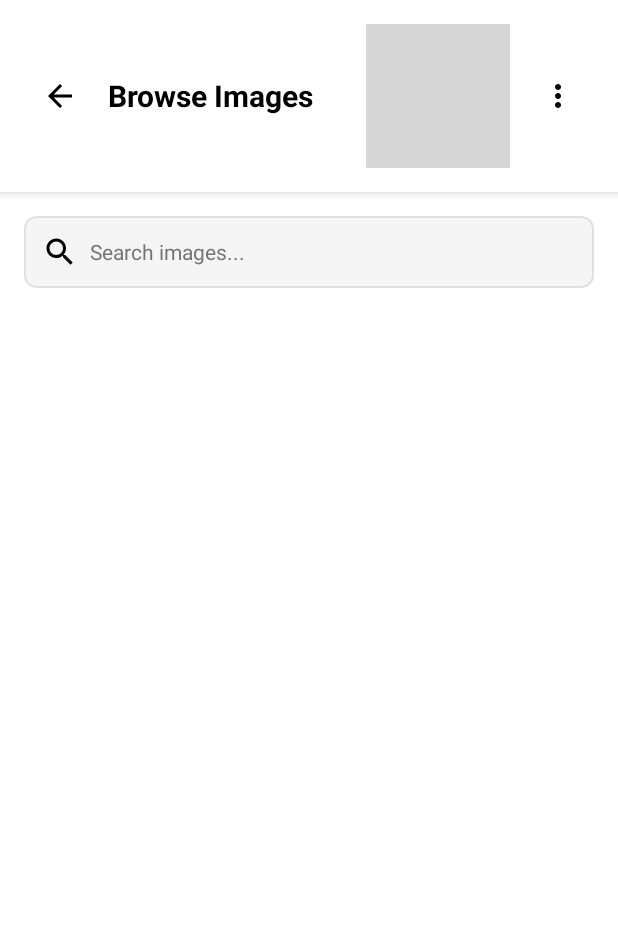
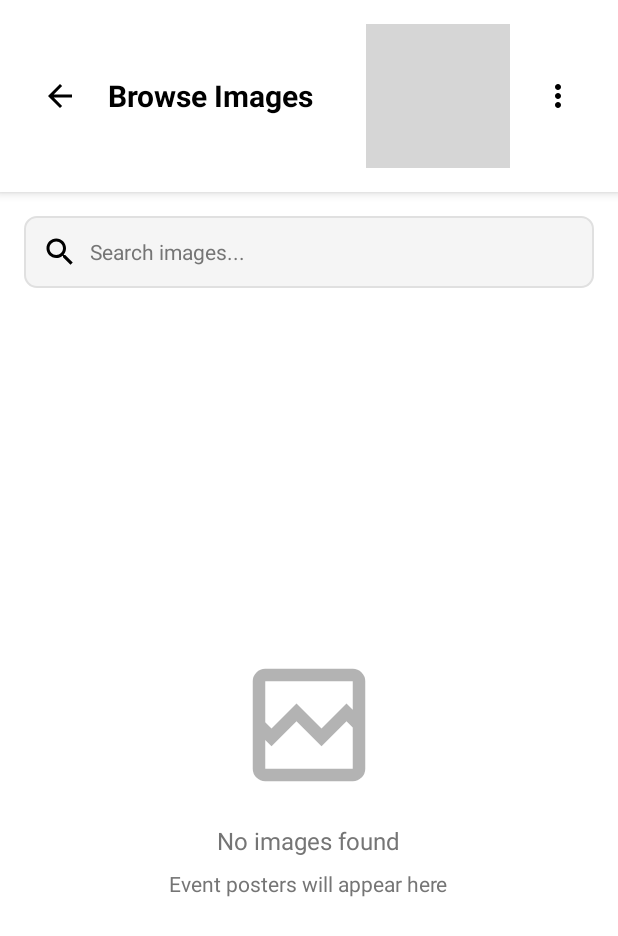
Before and after one commit to CMPUT301F25quartz/quartz-events, an Android app: the screen it shows after launch (AdminActivity), after a tap on "Images", on a phone screen of 412 x 824 dp. Shown: the top 936 px of the screen. Run offline under Robolectric (Android 15) with nearby library versions, the phone set to English and light mode, and no system bars; our stand-ins replace Firebase (no records; nobody signed in at launch, a user with empty details on screens opened directly); pictures from the network do not load; grey boxes are pictures that could not be loaded.

Commit message:
Admin Browse Images Implemented

```diff
--- /dev/null
+++ b/code/app/src/main/java/com/example/ajilore/code/adapters/AdminImagesAdapter.java
@@ -0,0 +1,153 @@
+package com.example.ajilore.code.adapters;
+
+import android.content.Context;
+import android.view.LayoutInflater;
+import android.view.View;
+import android.view.ViewGroup;
+import android.widget.ImageButton;
+import android.widget.ImageView;
+import android.widget.TextView;
+
+import androidx.annotation.NonNull;
+import androidx.recyclerview.widget.RecyclerView;
+
+import com.bumptech.glide.Glide;
+import com.bumptech.glide.load.engine.DiskCacheStrategy;
+import com.example.ajilore.code.R;
+import com.example.ajilore.code.models.ImageItem;
+
+import java.util.ArrayList;
+import java.util.List;
+
+/**
+ * Adapter for displaying images in admin browse view.
+ *
+ * <p>This RecyclerView adapter manages the display of image data in a grid layout
+ * for the administrator's image browsing interface. It shows event posters and
+ * profile pictures with associated metadata and provides callbacks for admin actions.</p>
+ *
+ * <p>Design Pattern: Implements the Adapter pattern with ViewHolder pattern for
+ * efficient grid rendering.</p>
+ *
+ * <p>User Story: US 03.06.01 - As an administrator, I want to be able to browse images.</p>
+ *
+ * @author Dinma (Team Quartz)
+ * @version 1.0
+ * @since 2025-11-01
+ */
+public class AdminImagesAdapter extends RecyclerView.Adapter<AdminImagesAdapter.ImageViewHolder> {
+
+    private final Context context;
+    private List<ImageItem> imageList;
+    private final OnImageActionListener listener;
+
+    /**
+     * Interface for admin interaction callbacks on images.
+     */
+    public interface OnImageActionListener {
+        /**
+         * Called when delete button is pressed for an image.
+         * @param imageItem Image to delete.
+         */
+        void onDeleteClick(ImageItem imageItem);
+
+        /**
+         * Called when image is clicked to view full size.
+         * @param imageItem Image to view.
+         */
+        void onImageClick(ImageItem imageItem);
+    }
+
+    /**
+     * Constructs a new AdminImagesAdapter.
+     * @param context Context used for layout inflation and Glide.
+     * @param listener Callback interface for admin image actions.
+     */
+    public AdminImagesAdapter(Context context, OnImageActionListener listener) {
+        this.context = context;
+        this.imageList = new ArrayList<>();
+        this.listener = listener;
+    }
+
+    /**
+     * Replaces the adapter's image list with new images and refreshes UI.
+     * @param images List of images to display.
+     */
+    public void setImages(List<ImageItem> images) {
+        this.imageList = new ArrayList<>(images);
+        notifyDataSetChanged();
+    }
+
+    /**
+     * Inflates the image item view and creates a ViewHolder.
+     * @param parent The parent ViewGroup.
+     * @param viewType View type (not used).
+     * @return A new ImageViewHolder.
+     */
+    @NonNull
+    @Override
+    public ImageViewHolder onCreateViewHolder(@NonNull ViewGroup parent, int viewType) {
+        View view = LayoutInflater.from(context).inflate(
+                R.layout.item_admin_image, parent, false);
+        return new ImageViewHolder(view);
+    }
+
+    /**
+     * Binds image data and click listeners to a ViewHolder.
+     * @param holder The ViewHolder.
+     * @param position Position of the image in the list.
+     */
+    @Override
+    public void onBindViewHolder(@NonNull ImageViewHolder holder, int position) {
+        ImageItem imageItem = imageList.get(position);
+
+        // Display image title
+        holder.tvImageTitle.setText(imageItem.title);
+
+        // Load image using Glide with error handling
+        Glide.with(context)
+                .load(imageItem.imageUrl)
+                .placeholder(android.R.drawable.ic_menu_gallery)
+                .error(android.R.drawable.ic_menu_report_image)
+                .diskCacheStrategy(DiskCacheStrategy.ALL)
+                .centerCrop()
+                .into(holder.ivImage);
+
+        // Click listeners
+        holder.itemView.setOnClickListener(v -> {
+            if (listener != null) listener.onImageClick(imageItem);
+        });
+
+        holder.btnDelete.setOnClickListener(v -> {
+            if (listener != null) listener.onDeleteClick(imageItem);
+        });
+    }
+
+    /**
+     * @return Number of images being displayed.
+     */
+    @Override
+    public int getItemCount() {
+        return imageList.size();
+    }
+
+    /**
+     * ViewHolder for an image item.
+     */
+    static class ImageViewHolder extends RecyclerView.ViewHolder {
+        ImageView ivImage;
+        TextView tvImageTitle;
+        ImageButton btnDelete;
+
+        /**
+         * Binds view references from inflated layout.
+         * @param itemView Root view of this image grid item.
+         */
+        public ImageViewHolder(@NonNull View itemView) {
+            super(itemView);
+            ivImage = itemView.findViewById(R.id.iv_image);
+            tvImageTitle = itemView.findViewById(R.id.tv_image_title);
+            btnDelete = itemView.findViewById(R.id.btn_delete);
+        }
+    }
+}
--- a/code/app/src/main/java/com/example/ajilore/code/controllers/AdminController.java
+++ b/code/app/src/main/java/com/example/ajilore/code/controllers/AdminController.java
@@ -204,6 +204,92 @@ public class AdminController {
         }
     }
 
+    /**
+     * Fetches all event poster images from Firestore.
+     * <p>User Story:</p>
+     * <ul><li>US 03.06.01 - Browse Images</li></ul>
+     *
+     * @param callback DataCallback returning list of ImageItems or an error.
+     */
+    public void fetchAllImages(final DataCallback<List<com.example.ajilore.code.models.ImageItem>> callback) {
+        Log.d(TAG, "Fetching all images...");
+
+        db.collection(EVENTS_COLLECTION)
+                .get()
+                .addOnCompleteListener(new OnCompleteListener<QuerySnapshot>() {
+                    @Override
+                    public void onComplete(@NonNull Task<QuerySnapshot> task) {
+                        if (task.isSuccessful() && task.getResult() != null) {
+                            List<com.example.ajilore.code.models.ImageItem> images = new ArrayList<>();
+                            for (QueryDocumentSnapshot document : task.getResult()) {
+                                try {
+                                    com.example.ajilore.code.ui.events.model.Event event =
+                                            document.toObject(com.example.ajilore.code.ui.events.model.Event.class);
+                                    event.id = document.getId();
+
+                                    // Only add if event has a posterUrl
+                                    if (event.posterUrl != null &&
+                                            !event.posterUrl.isEmpty() &&
+                                            !event.posterUrl.equals("\"\"")) {
+
+                                        long uploadTime = event.createdAt != null ?
+                                                event.createdAt.toDate().getTime() :
+                                                System.currentTimeMillis();
+
+                                        com.example.ajilore.code.models.ImageItem imageItem =
+                                                new com.example.ajilore.code.models.ImageItem(
+                                                        event.posterUrl,
+                                                        event.id,
+                                                        event.title,
+                                                        uploadTime
+                                                );
+                                        images.add(imageItem);
+                                        Log.d(TAG, "Loaded image for event: " + event.title);
+                                    }
+                                } catch (Exception e) {
+                                    Log.e(TAG, "Error parsing event for image: " + document.getId(), e);
+                                }
+                            }
+                            callback.onSuccess(images);
+                            Log.d(TAG, " Successfully fetched " + images.size() + " images");
+                        } else {
+                            Exception e = task.getException();
+                            callback.onError(e != null ? e : new Exception("Unknown error"));
+                            Log.e(TAG, " Error fetching images", task.getException());
+                        }
+                    }
+                });
+    }
+
+    /**
+     * Removes an image by deleting the associated event's posterUrl from Storage.
+     * <p>User Story:</p>
+     * <ul><li>US 03.03.01 - Remove Images</li></ul>
+     *
+     * @param imageItem  The ImageItem containing the eventId and imageUrl
+     * @param callback OperationCallback for success/error handling.
+     */
+    public void removeImage(com.example.ajilore.code.models.ImageItem imageItem, final OperationCallback callback) {
+        Log.d(TAG, "Removing image for event: " + imageItem.eventId);
+
+        // Delete the image from Storage
+        if (imageItem.imageUrl != null && !imageItem.imageUrl.isEmpty()) {
+            deleteImageFromStorage(imageItem.imageUrl);
+        }
+
+        // Update the event to remove posterUrl
+        db.collection(EVENTS_COLLECTION).document(imageItem.eventId)
+                .update("posterUrl", null)
+                .addOnSuccessListener(aVoid -> {
+                    Log.d(TAG, " Image removed from event: " + imageItem.eventId);
+                    callback.onSuccess();
+                })
+                .addOnFailureListener(e -> {
+                    Log.e(TAG, " Error removing image reference", e);
+                    callback.onError(e);
+                });
+    }
+
     // Callback interfaces
     /**
      * Generic data fetch callback with type and error reporting.
--- a/code/app/src/main/java/com/example/ajilore/code/ui/admin/AdminImagesFragment.java
+++ b/code/app/src/main/java/com/example/ajilore/code/ui/admin/AdminImagesFragment.java
@@ -1,24 +1,36 @@
 package com.example.ajilore.code.ui.admin;
 
+import android.app.AlertDialog;
 import android.os.Bundle;
 import android.view.LayoutInflater;
 import android.view.View;
 import android.view.ViewGroup;
+import android.widget.Button;
 import android.widget.ImageButton;
+import android.widget.LinearLayout;
+import android.widget.ProgressBar;
+import android.widget.TextView;
 import android.widget.Toast;
 
 import androidx.annotation.NonNull;
 import androidx.annotation.Nullable;
 import androidx.fragment.app.Fragment;
+import androidx.recyclerview.widget.GridLayoutManager;
+import androidx.recyclerview.widget.RecyclerView;
 
 import com.example.ajilore.code.R;
+import com.example.ajilore.code.adapters.AdminImagesAdapter;
+import com.example.ajilore.code.controllers.AdminController;
+import com.example.ajilore.code.models.ImageItem;
+
+import java.util.List;
 
 /**
  * Fragment for browsing and managing images in the administrative interface.
  *
  * <p>This fragment provides administrators with the ability to view all uploaded images
- * in the system, including event posters and profile pictures. Administrators can
- * moderate content by removing inappropriate images that violate application policies.</p>
+ * in the system, specifically event posters. Administrators can moderate content by
+ * removing inappropriate images that violate application policies.</p>
  *
  * <p>Design Pattern: Fragment pattern from Android framework. Part of the overall
  * admin navigation structure implementing the Model-View-Controller pattern.</p>
@@ -32,35 +44,27 @@ import com.example.ajilore.code.R;
  *
  * <p>Features:</p>
  * <ul>
- *   <li>Display all uploaded images in a grid layout</li>
- *   <li>Filter images by type (event posters, profile pictures)</li>
+ *   <li>Display all uploaded event poster images in a grid layout</li>
  *   <li>Remove inappropriate or policy-violating images</li>
- *   <li>View image metadata (uploader, date, associated event/user)</li>
- * </ul>
- *
- * <p>Outstanding Issues:</p>
- * <ul>
- *   <li>Implement image grid layout with RecyclerView</li>
- *   <li>Add Firebase Storage integration for image loading</li>
- *   <li>Implement image deletion with confirmation dialog</li>
- *   <li>Add image preview/fullscreen view functionality</li>
- *   <li>Implement filtering by image type (event/profile)</li>
- *   <li>Add search functionality for images by associated user/event</li>
+ *   <li>View image with associated event name</li>
+ *   <li>Clean, non-cluttered UI with only actual images (no defaults/nulls)</li>
  * </ul>
  *
  * @author Dinma (Team Quartz)
- * @version 1.0
+ * @version 1.1
  * @since 2025-11-01
  */
-public class AdminImagesFragment extends Fragment {
+public class AdminImagesFragment extends Fragment implements AdminImagesAdapter.OnImageActionListener {
+
+    private RecyclerView rvImages;
+    private AdminImagesAdapter adapter;
+    private AdminController adminController;
+    private LinearLayout layoutEmptyState;
+    private ProgressBar progressBar;
+    private ImageButton btnBack;
 
     /**
      * Creates and returns the view hierarchy for the images browsing interface.
-     *
-     * <p>This method inflates the fragment layout, initializes UI components,
-     * sets up the back button navigation, and loads images from Firebase Storage.
-     * Currently uses mock data for testing purposes until backend integration
-     * is complete.</p>
      *
      * @param inflater The LayoutInflater object to inflate views in the fragment
      * @param container The parent view that the fragment's UI will be attached to
@@ -72,92 +76,181 @@ public class AdminImagesFragment extends Fragment {
     public View onCreateView(@NonNull LayoutInflater inflater,
                              @Nullable ViewGroup container,
                              @Nullable Bundle savedInstanceState) {
-        // Inflate the layout for this fragment
         View view = inflater.inflate(R.layout.fragment_admin_images, container, false);
 
-        // Initialize UI components
-        setupBackButton(view);
-        setupImageGrid(view);
-
-        // Load images from Firebase Storage
+        initializeViews(view);
+        adminController = new AdminController();
+        setupRecyclerView();
+        setupBackButton();
         loadImages();
 
         return view;
     }
 
     /**
+     * Initializes all view references.
+     * @param view Root view of the fragment
+     */
+    private void initializeViews(View view) {
+        rvImages = view.findViewById(R.id.rv_images);
+        layoutEmptyState = view.findViewById(R.id.layout_empty_state);
+        progressBar = view.findViewById(R.id.progress_bar);
+        btnBack = view.findViewById(R.id.btn_back);
+    }
+
+    /**
+     * Sets up the RecyclerView with GridLayoutManager for image grid display.
+     */
+    private void setupRecyclerView() {
+        adapter = new AdminImagesAdapter(requireContext(), this);
+
+        // Use GridLayoutManager with 2 columns for clean grid display
+        GridLayoutManager gridLayoutManager = new GridLayoutManager(requireContext(), 2);
+        rvImages.setLayoutManager(gridLayoutManager);
+        rvImages.setAdapter(adapter);
+    }
+
+    /**
      * Sets up the back button to navigate to the previous screen.
-     *
-     * <p>When clicked, this button returns the user to the admin dashboard
-     * (AdminAboutFragment) using the activity's back stack.</p>
-     *
-     * @param view The root view containing the back button
      */
-    private void setupBackButton(View view) {
-        ImageButton btnBack = view.findViewById(R.id.btn_back);
+    private void setupBackButton() {
         if (btnBack != null) {
-            btnBack.setOnClickListener(v -> {
-                // Navigate back to admin dashboard
-                requireActivity().onBackPressed();
-            });
+            btnBack.setOnClickListener(v -> requireActivity().onBackPressed());
         }
     }
 
     /**
-     * Initializes the image grid layout and adapter.
-     *
-     * <p>Sets up a RecyclerView with GridLayoutManager to display images
-     * in a responsive grid. Each grid item shows a thumbnail with delete
-     * and view actions.</p>
-     *
-     * @param view The root view containing the RecyclerView
+     * Loads all event poster images from Firestore.
+     * Only displays events that have actual poster images (no nulls/defaults).
      */
-    private void setupImageGrid(View view) {
-        // TODO: Initialize RecyclerView with GridLayoutManager
-        // TODO: Set up AdminImagesAdapter
-        // TODO: Add click listeners for image actions
+    private void loadImages() {
+        showLoading(true);
 
-        Toast.makeText(requireContext(),
-                "Images feature coming soon",
-                Toast.LENGTH_SHORT).show();
+        adminController.fetchAllImages(new AdminController.DataCallback<List<ImageItem>>() {
+            @Override
+            public void onSuccess(List<ImageItem> images) {
+                if (isAdded()) {
+                    showLoading(false);
+                    adapter.setImages(images);
+                    updateEmptyState();
+
+                    String message = images.isEmpty() ?
+                            "No images found" :
+                            "Loaded " + images.size() + " images";
+                    Toast.makeText(requireContext(), message, Toast.LENGTH_SHORT).show();
+                }
+            }
+
+            @Override
+            public void onError(Exception e) {
+                if (isAdded()) {
+                    showLoading(false);
+                    Toast.makeText(requireContext(),
+                            "Error loading images: " + e.getMessage(),
+                            Toast.LENGTH_LONG).show();
+                    updateEmptyState();
+                }
+            }
+        });
     }
 
     /**
-     * Loads all images from Firebase Storage.
-     *
-     * <p>Retrieves image URLs and metadata from Firestore and Firebase Storage.
-     * Includes event posters from the 'event_posters' storage path and
-     * profile pictures from the 'profile_images' path.</p>
-     *
-     * <p>Currently uses mock data for testing. Full implementation will
-     * include:</p>
-     * <ul>
-     *   <li>Firebase Storage reference initialization</li>
-     *   <li>Asynchronous image URL retrieval</li>
-     *   <li>Image metadata fetching from Firestore</li>
-     *   <li>Adapter update with loaded data</li>
-     *   <li>Error handling for network failures</li>
-     * </ul>
+     * Shows or hides the loading indicator.
+     * @param show True to show loading, false to hide
      */
-    private void loadImages() {
-        // TODO: Fetch images from Firebase Storage
-        // TODO: Load image metadata from Firestore
-        // TODO: Filter images by type if needed
-        // TODO: Update adapter with image data
-
-        // Placeholder for development
-        setupMockImages();
+    private void showLoading(boolean show) {
+        if (progressBar != null) {
+            progressBar.setVisibility(show ? View.VISIBLE : View.GONE);
+        }
+        rvImages.setVisibility(show ? View.GONE : View.VISIBLE);
     }
 
     /**
-     * Sets up mock image data for testing and development.
-     *
-     * <p>Creates sample image data to test the UI layout and functionality
-     * before Firebase Storage integration is complete. This method should
-     * be removed once real image loading is implemented.</p>
+     * Updates the empty state visibility based on whether images are loaded.
      */
-    private void setupMockImages() {
-        // Mock data for testing the layout
-        // TODO: Remove this method once Firebase integration is complete
+    private void updateEmptyState() {
+        boolean isEmpty = adapter.getItemCount() == 0;
+        layoutEmptyState.setVisibility(isEmpty ? View.VISIBLE : View.GONE);
+        rvImages.setVisibility(isEmpty ? View.GONE : View.VISIBLE);
+    }
+
+    /**
+     * Called when an image is clicked to view full details.
+     * @param imageItem The clicked image item
+     */
+    @Override
+    public void onImageClick(ImageItem imageItem) {
+        // Show image details in a toast
+        Toast.makeText(requireContext(),
+                "Event: " + imageItem.title,
+                Toast.LENGTH_SHORT).show();
+
+        // Future enhancement: Open full-screen image viewer
+    }
+
+    /**
+     * Called when delete button is clicked for an image.
+     * Shows confirmation dialog before deletion.
+     * @param imageItem The image item to delete
+     */
+    @Override
+    public void onDeleteClick(ImageItem imageItem) {
+        showDeleteDialog(imageItem);
+    }
+
+    /**
+     * Shows a confirmation dialog before deleting an image.
+     * @param imageItem The image item to delete
+     */
+    private void showDeleteDialog(ImageItem imageItem) {
+        AlertDialog.Builder builder = new AlertDialog.Builder(requireContext());
+
+        View dialogView = LayoutInflater.from(requireContext())
+                .inflate(R.layout.dialog_delete_confirmation, null);
+
+        TextView messageText = dialogView.findViewById(R.id.tv_dialog_message);
+        messageText.setText("Are you sure you want to remove the poster for \"" +
+                imageItem.title + "\"? This action cannot be undone.");
+
+        Button deleteButton = dialogView.findViewById(R.id.btn_delete);
+        Button cancelButton = dialogView.findViewById(R.id.btn_cancel);
+
+        AlertDialog dialog = builder.setView(dialogView).create();
+
+        deleteButton.setOnClickListener(v -> {
+            deleteImage(imageItem);
+            dialog.dismiss();
+        });
+
+        cancelButton.setOnClickListener(v -> dialog.dismiss());
+
+        dialog.show();
+    }
+
+    /**
+     * Deletes an image from Firebase Storage and updates Firestore.
+     * @param imageItem The image item to delete
+     */
+    private void deleteImage(ImageItem imageItem) {
+        adminController.removeImage(imageItem, new AdminController.OperationCallback() {
+            @Override
+            public void onSuccess() {
+                if (isAdded()) {
+                    Toast.makeText(requireContext(),
+                            "Image deleted",
+                            Toast.LENGTH_SHORT).show();
+                    loadImages(); // Reload the grid
+                }
+            }
+
+            @Override
+            public void onError(Exception e) {
+                if (isAdded()) {
+                    Toast.makeText(requireContext(),
+                            "Error deleting image: " + e.getMessage(),
+                            Toast.LENGTH_LONG).show();
+                }
+            }
+        });
     }
 }
--- a/code/app/src/main/res/layout/fragment_admin_images.xml
+++ b/code/app/src/main/res/layout/fragment_admin_images.xml
@@ -68,7 +68,7 @@
         android:layout_width="match_parent"
         android:layout_height="wrap_content"
         android:layout_margin="16dp"
-        android:hint="@string/search_images"
+        android:hint="Search images..."
         android:padding="12dp"
         android:background="@drawable/search_bar_background"
         android:drawableStart="@drawable/ic_search"
@@ -76,21 +76,33 @@
         android:textSize="14sp"
         android:textColorHint="@color/gray" />
 
+    <!-- FrameLayout to overlay ProgressBar on RecyclerView -->
+    <FrameLayout
+        android:layout_width="match_parent"
+        android:layout_height="0dp"
+        android:layout_weight="1">
+
         <!-- RecyclerView for images grid -->
         <androidx.recyclerview.widget.RecyclerView
             android:id="@+id/rv_images"
             android:layout_width="match_parent"
-        android:layout_height="0dp"
-        android:layout_weight="1"
+            android:layout_height="match_parent"
             android:padding="16dp"
             android:clipToPadding="false" />
+
+        <!-- ProgressBar for loading state -->
+        <ProgressBar
+            android:id="@+id/progress_bar"
+            android:layout_width="wrap_content"
+            android:layout_height="wrap_content"
+            android:layout_gravity="center"
+            android:visibility="gone" />
 
         <!-- Empty state view -->
         <LinearLayout
             android:id="@+id/layout_empty_state"
             android:layout_width="match_parent"
-        android:layout_height="0dp"
-        android:layout_weight="1"
+            android:layout_height="match_parent"
             android:orientation="vertical"
             android:gravity="center"
             android:visibility="gone">
@@ -99,7 +111,8 @@
                 android:layout_width="100dp"
                 android:layout_height="100dp"
                 android:src="@drawable/ic_empty_images"
-            android:alpha="0.3" />
+                android:alpha="0.3"
+                android:contentDescription="No images" />
 
             <TextView
                 android:layout_width="wrap_content"
@@ -108,6 +121,16 @@
                 android:text="No images found"
                 android:textSize="16sp"
                 android:textColor="@color/gray" />
+
+            <TextView
+                android:layout_width="wrap_content"
+                android:layout_height="wrap_content"
+                android:layout_marginTop="8dp"
+                android:text="Event posters will appear here"
+                android:textSize="14sp"
+                android:textColor="@color/gray" />
         </LinearLayout>
 
+    </FrameLayout>
+
 </LinearLayout>
```
Also changed, not shown: code/app/src/main/java/com/example/ajilore/code/models/ImageItem.java (added, +54 -0 lines), code/app/src/main/res/layout/item_admin_image.xml (added, +61 -0 lines). Lines whose indentation alone changed are shown as unchanged.
